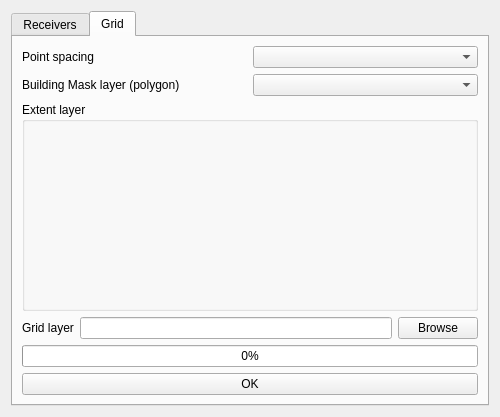
Above: tools/ui_CreateReceiverPoints.ui from pierluigiderosa/openoise before the change. Below: the same form after it.
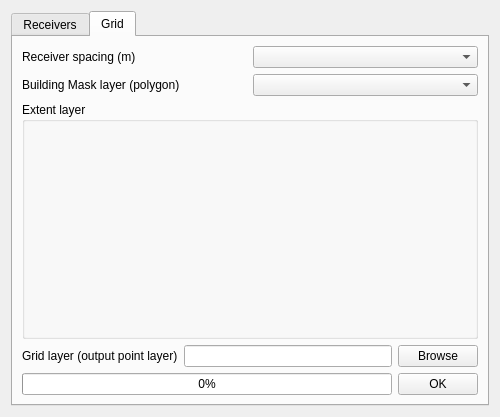
That is the form after the change. The open tabs and pages were chosen to show the change. Custom widgets are drawn as their Qt base class.

```diff
--- a/tools/ui_CreateReceiverPoints.ui
+++ b/tools/ui_CreateReceiverPoints.ui
@@ -232,7 +232,7 @@
          <item>
           <widget class="QLabel" name="label_2">
            <property name="text">
-            <string>Point spacing</string>
+            <string>Receiver spacing (m)</string>
            </property>
           </widget>
          </item>
@@ -279,7 +279,7 @@
          <item>
           <widget class="QLabel" name="label_6">
            <property name="text">
-            <string>Grid layer</string>
+            <string>Grid layer (output point layer)</string>
            </property>
           </widget>
          </item>
@@ -296,6 +296,8 @@
         </layout>
        </item>
        <item>
+        <layout class="QHBoxLayout" name="horizontalLayout_2">
+         <item>
         <widget class="QProgressBar" name="progressBarGridReceiver">
          <property name="value">
           <number>0</number>
@@ -308,6 +310,8 @@
           <string>OK</string>
          </property>
         </widget>
+         </item>
+        </layout>
        </item>
       </layout>
      </widget>
```
Left out of the diff: 12 changed lines with no effect on the pictures. Lines whose indentation alone changed are shown as unchanged.
